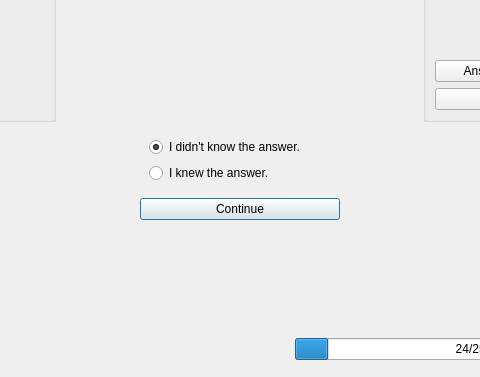
First picture: the form in src/practice/practice_mainwindow.ui, repository KDE/parley, before the edit; both pictures show x 207 to 687 and y 227 to 604 of the 871 by 604 pixel window.
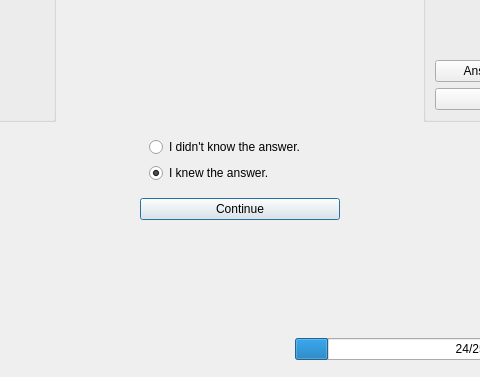
Second picture: the form after the edit. Icons and pictures are not drawn. Custom widgets are drawn as their Qt base class.

What changed in the file:
```diff
--- a/src/practice/practice_mainwindow.ui
+++ b/src/practice/practice_mainwindow.ui
@@ -218,7 +218,7 @@
             <string>I didn't know the answer.</string>
            </property>
            <property name="checked">
-            <bool>true</bool>
+            <bool>false</bool>
            </property>
           </widget>
          </item>
@@ -227,6 +227,9 @@
            <property name="text">
             <string>I knew the answer.</string>
            </property>
+           <property name="checked">
+            <bool>true</bool>
+           </property>
           </widget>
          </item>
         </layout>
```
